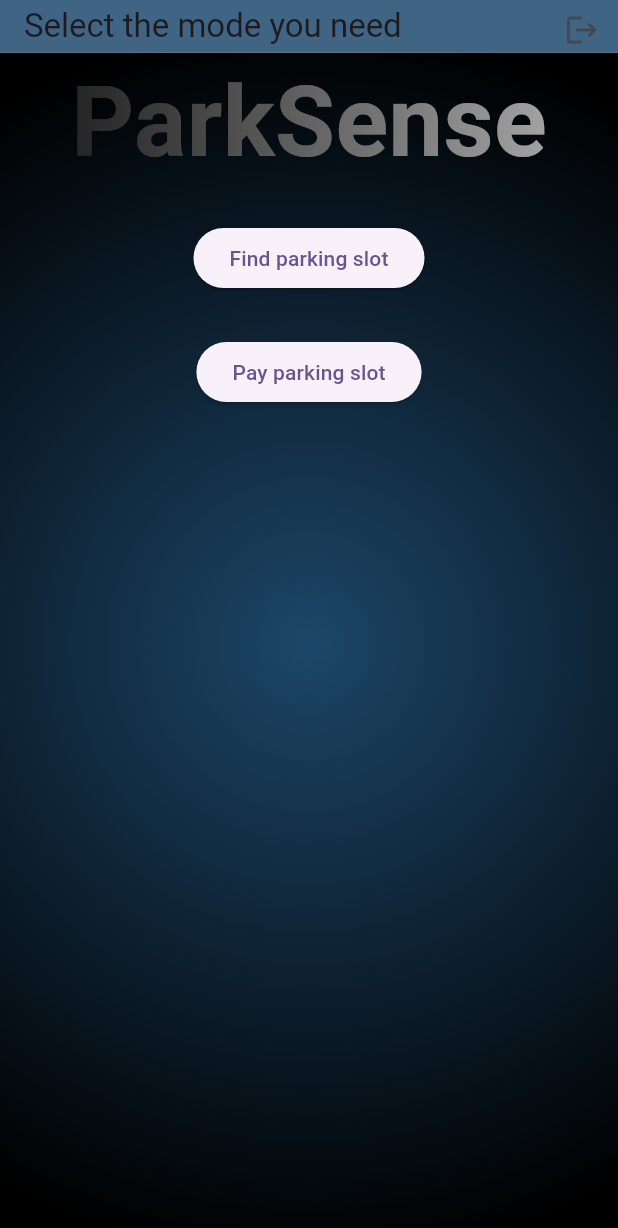
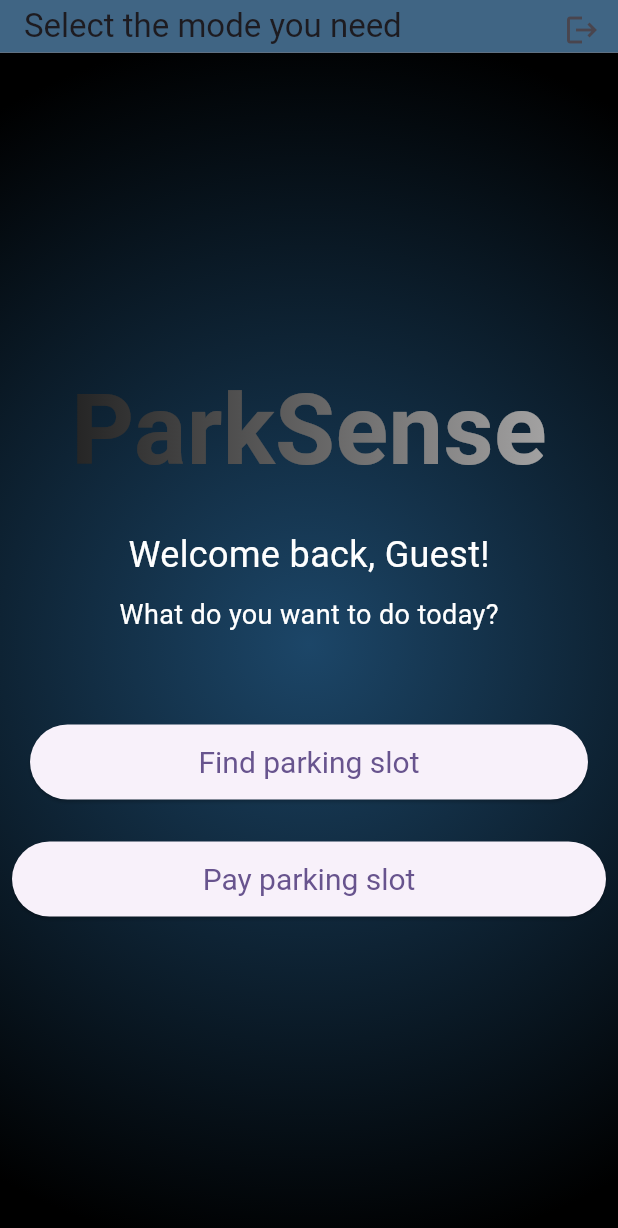
Before and after one commit to Melis-Prato-Grimolizzi/iot_frontend, a Flutter app: the SelectMode screen opened directly, on a phone screen of 412 x 824 dp. Shown: the top 1228 px of the screen. Run offline on Flutter 3.47's test engine with Material 3 defaults, Android fonts, the phone set to English and light mode, and no system bars; our stand-ins replace dio, flutter_blue_plus, flutter_map, flutter_riverpod, get, latlong2 and 3 more; missing offline and left inert: flutter_blue_plus_windows; accounts and stored records are empty; generated files the repository leaves out were written again.

Commit message:
Add user authentication and session management features
- Implement JWT-based authorization in startSession method.
- Create getUser method to retrieve user information using JWT.
- Update SelectMode page to display welcome message with username.
- Modify SelectSlot page to include JWT in session start requests.
- Introduce User model for handling user data.

```diff
--- a/lib/pages/selectmode.dart
+++ b/lib/pages/selectmode.dart
@@ -4,6 +4,7 @@ import 'package:iot_frontend/pages/mappage.dart';
 import 'package:iot_frontend/pages/selectslot.dart';
 import 'package:shared_preferences/shared_preferences.dart';
 import 'package:iot_frontend/main.dart';
+import 'package:iot_frontend/io/http.dart';
 
 class SelectMode extends ConsumerWidget {
   const SelectMode({super.key});
@@ -11,26 +12,33 @@ class SelectMode extends ConsumerWidget {
   Future<void> _logout(BuildContext context) async {
     final prefs = await SharedPreferences.getInstance();
     await prefs.remove('jwt');
-    if (!context.mounted) return;
     Navigator.pushReplacement(
       context,
       MaterialPageRoute(builder: (context) => const MyHomePage()),
     );
   }
 
+  Future<String?> getUser() async {
+    final prefs = await SharedPreferences.getInstance();
+    final jwt = prefs.getString('jwt');
+    if (jwt == null) return null;
+    final response = await httpApi.getUser(jwt);
+    return response?.username;
+  }
+
   @override
   Widget build(BuildContext context, WidgetRef ref) {
     return Scaffold(
       appBar: AppBar(
+        title: const Text('Select the mode you need'),
+        toolbarHeight: 35.0,
+        backgroundColor: const Color.fromARGB(255, 64, 101, 132),
         actions: [
           IconButton(
             icon: const Icon(Icons.logout),
             onPressed: () => _logout(context),
           ),
         ],
-        title: const Text('Select the mode you need'),
-        toolbarHeight: 35.0,
-        backgroundColor: const Color.fromARGB(255, 64, 101, 132),
       ),
       body: Container(
         decoration: const BoxDecoration(
@@ -45,7 +53,7 @@ class SelectMode extends ConsumerWidget {
         ),
         child: Center(
           child: Column(
-            mainAxisAlignment: MainAxisAlignment.start,
+            mainAxisAlignment: MainAxisAlignment.center,
             children: [
               const GradientText(
                 'ParkSense',
@@ -61,6 +69,39 @@ class SelectMode extends ConsumerWidget {
                   color: Colors.white,
                 ),
               ),
+              const SizedBox(height: 20),
+              FutureBuilder<String?>(
+                future: getUser(),
+                builder: (context, snapshot) {
+                  if (snapshot.connectionState == ConnectionState.waiting) {
+                    return const CircularProgressIndicator();
+                  } else if (snapshot.hasError) {
+                    return const Text('Error loading username');
+                  } else {
+                    final username = snapshot.data ?? 'Guest';
+                    return Column(
+                      children: [
+                        Text(
+                          'Welcome back, $username!',
+                          style: const TextStyle(
+                            fontSize: 24.0,
+                            color: Colors.white,
+                          ),
+                        ),
+                        const SizedBox(height: 10),
+                        const Text(
+                          'What do you want to do today?',
+                          style: TextStyle(
+                            fontSize: 18.0,
+                            color: Colors.white,
+                          ),
+                        ),
+                      ],
+                    );
+                  }
+                },
+              ),
+              const SizedBox(height: 40),
               Padding(
                 padding: const EdgeInsets.all(20.0),
                 child: ElevatedButton(
@@ -70,6 +111,10 @@ class SelectMode extends ConsumerWidget {
                       MaterialPageRoute(builder: (context) => const MyMap()),
                     );
                   },
+                  style: ElevatedButton.styleFrom(
+                    minimumSize: const Size.fromHeight(50), // Set the height
+                    textStyle: const TextStyle(fontSize: 20),
+                  ),
                   child: const Text('Find parking slot'),
                 ),
               ),
@@ -83,6 +128,10 @@ class SelectMode extends ConsumerWidget {
                           builder: (context) => const SelectSlot()),
                     );
                   },
+                  style: ElevatedButton.styleFrom(
+                    minimumSize: const Size.fromHeight(50), // Set the height
+                    textStyle: const TextStyle(fontSize: 20),
+                  ),
                   child: const Text('Pay parking slot'),
                 ),
               ),
```
Also changed, not shown: lib/io/http.dart (+19 -2 lines), lib/models/user.dart (added, +19 -0 lines), lib/pages/selectslot.dart (+11 -4 lines), lib/models/user.g.dart (added).
